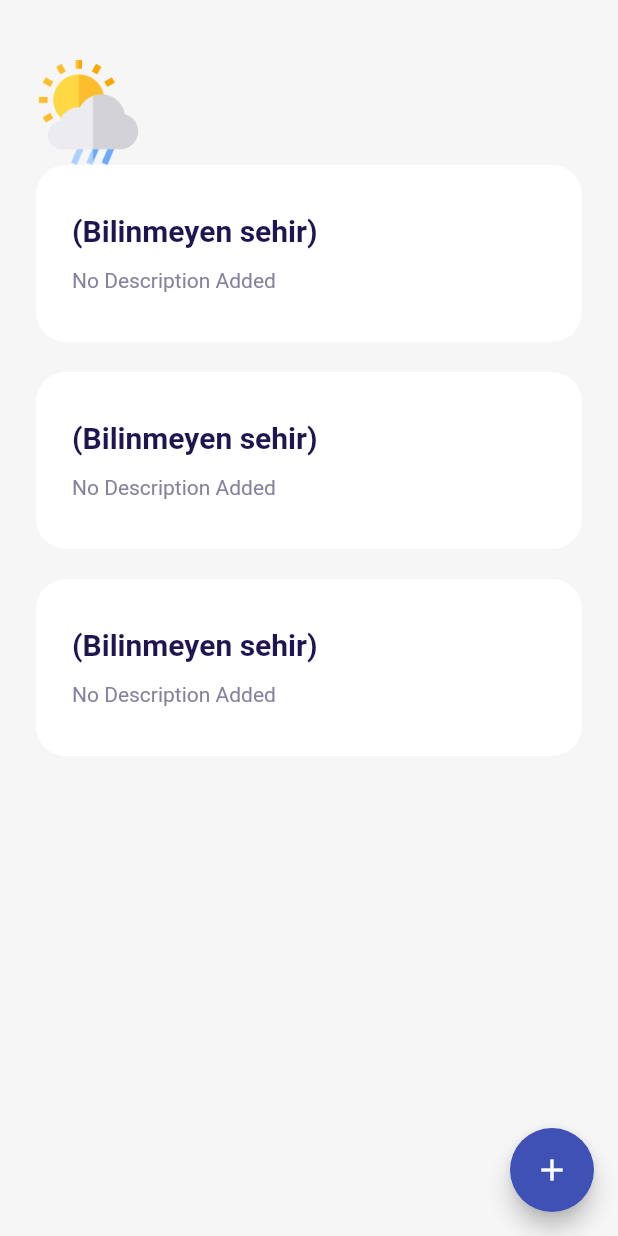
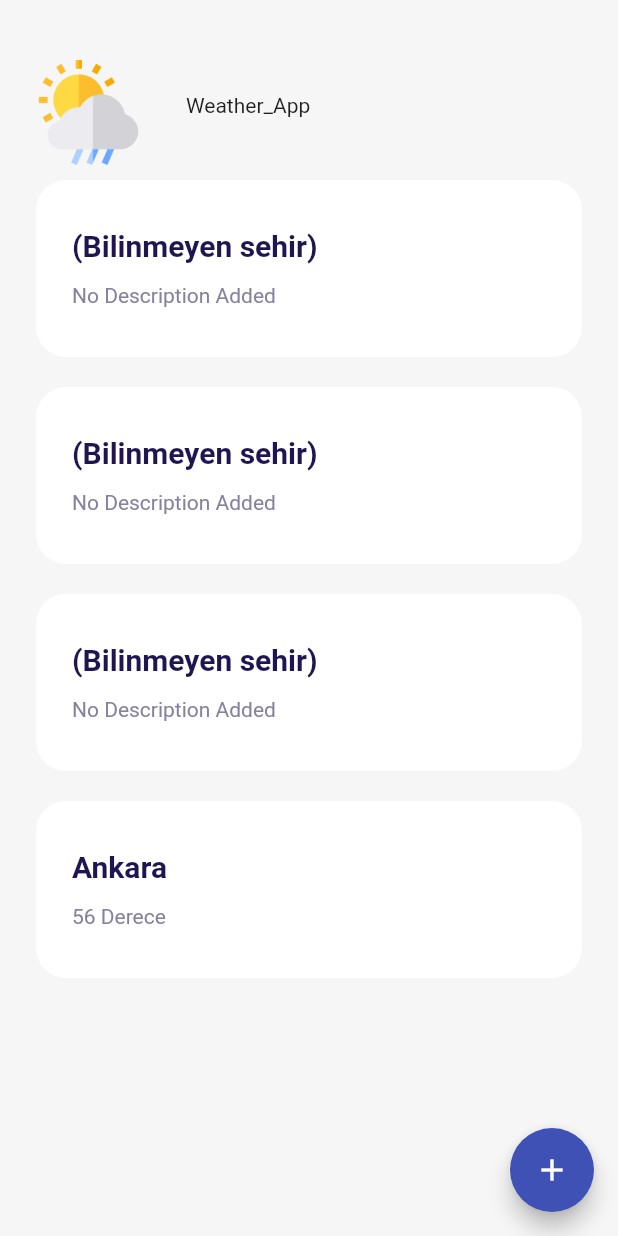
Before and after one commit to hakanor/weather_app, a Flutter app: the screen it shows after launch, on a phone screen of 412 x 824 dp. Run offline on Flutter 3.47's test engine with Material 2 defaults, Android fonts, the phone set to English and light mode, and no system bars.

Commit message:
Home page created Assets added

```diff
--- a/lib/screen/home_page.dart
+++ b/lib/screen/home_page.dart
@@ -29,20 +29,34 @@ class _home_pageState extends State<home_page> {
           color: Color(0xFFF6F6F6),
           child: Column(
             crossAxisAlignment: CrossAxisAlignment.start,
+
             children: [
-              Container(
-                margin: EdgeInsets.only(top:20,),
-                child: Image(image: AssetImage('assets/images/logo.png'),width: 70,height: 70,),
+              // LOGO + TEXT
+              Row(
+                children: [
+                  Container(
+                    margin: EdgeInsets.only(top:20,),
+                    padding: EdgeInsets.only(right: 30),
+                    child: Container(
+                        margin: EdgeInsets.only(bottom: 10),
+                        child: Image(image: AssetImage('assets/images/logo.png'),width: 70,height: 70,)),
+                  ),
+                  Text("Weather_App"),
+                ],
               ),
+
+              // LIST VIEW
               Expanded(
                 child: ListView(
                   children: [
                     WeatherCardWidget(),
                     WeatherCardWidget(),
                     WeatherCardWidget(),
+                    WeatherCardWidget(title: "Ankara",desc: "56 Derece",)
                   ],
                 ),
-              )
+              ),
+
             ],
 
             ),
```
